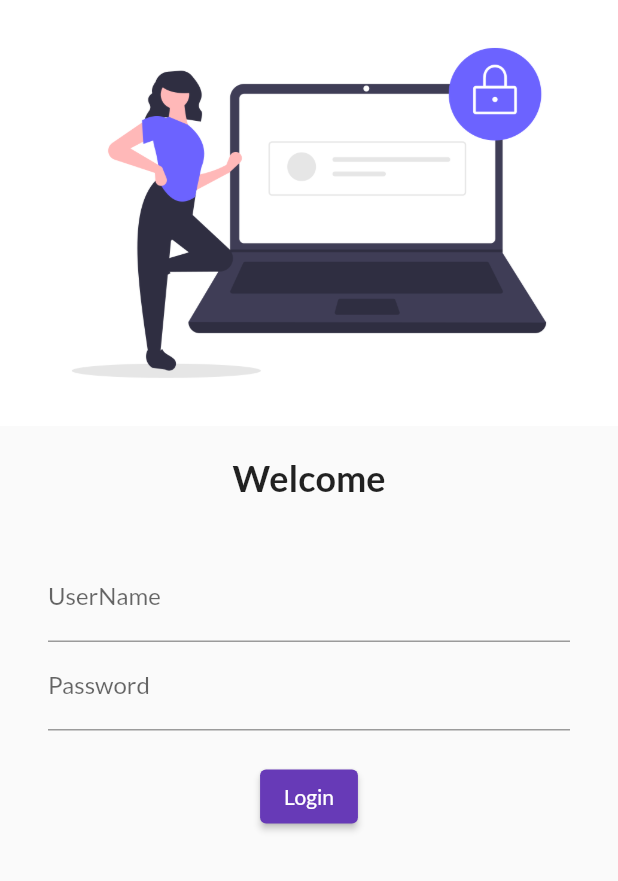
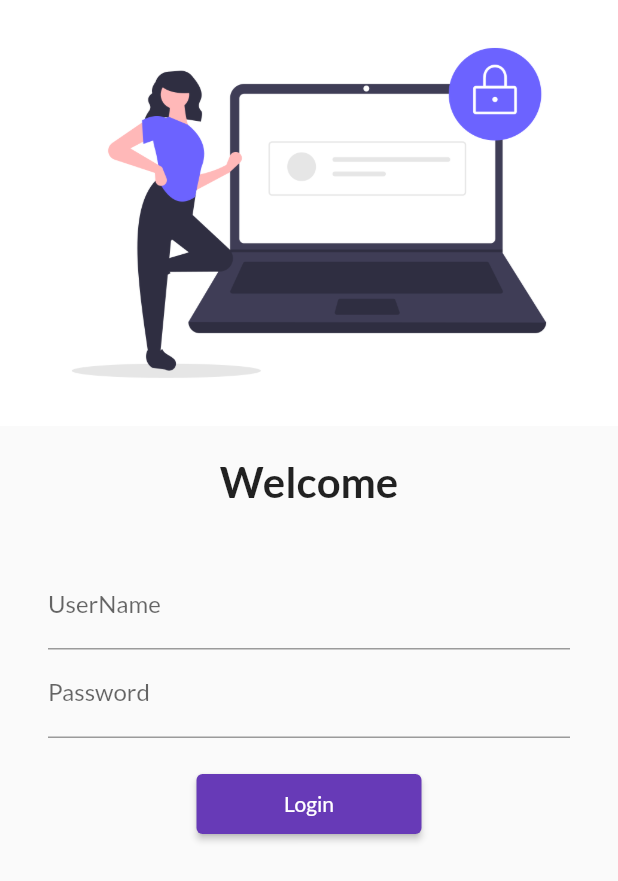
Before and after one commit to amit6901/30DaysOfFlutter, a Flutter app: the screen it shows after launch, on a phone screen of 412 x 824 dp. Shown: the top 881 px of the screen. Run offline on Flutter 3.47's test engine with Material 2 defaults, Android fonts, the phone set to English and light mode, and no system bars; our stand-ins replace google_fonts.

Commit message:
Day 5 completed

```diff
--- a/lib/main.dart
+++ b/lib/main.dart
@@ -2,6 +2,7 @@ import 'package:flutter/material.dart';
 
 import 'package:flutter_catalog/pages/home_page.dart';
 import 'package:flutter_catalog/pages/login_page.dart';
+import 'package:flutter_catalog/utils/routes.dart';
 import 'package:google_fonts/google_fonts.dart';
 
 void main() {
@@ -20,11 +21,11 @@ class MyApp extends StatelessWidget {
       darkTheme: ThemeData(
         brightness: Brightness.dark,
       ),
-      // initialRoute: "/home",
+      initialRoute: "/",
       routes: {
         "/": (context) => LoginPage(),
-        "/home": (context) => HomePage(),
-        "/login": (context) => LoginPage()
+        MyRoutes.homeRoute: (context) => HomePage(),
+        MyRoutes.loginRoute: (context) => LoginPage()
       },
     );
   }
--- a/lib/pages/login_page.dart
+++ b/lib/pages/login_page.dart
@@ -1,9 +1,11 @@
 import 'package:flutter/material.dart';
+import 'package:flutter_catalog/utils/routes.dart';
 
 class LoginPage extends StatelessWidget {
   @override
   Widget build(BuildContext context) {
     return Material(
+      child: SingleChildScrollView(
         child: Column(
           children: [
             Image.asset(
@@ -16,7 +18,7 @@ class LoginPage extends StatelessWidget {
             Text(
               "Welcome",
               style: TextStyle(
-              fontSize: 24,
+                fontSize: 28,
                 fontWeight: FontWeight.bold,
               ),
             ),
@@ -24,38 +26,34 @@ class LoginPage extends StatelessWidget {
               height: 20.0,
             ),
             Padding(
-            padding: const EdgeInsets.symmetric(vertical: 16.0, horizontal: 32.0),
+              padding:
+                  const EdgeInsets.symmetric(vertical: 16.0, horizontal: 32.0),
               child: Column(
                 children: [
                   TextFormField(
                     decoration: InputDecoration(
-                    hintText: "Enter UserName",
-                    labelText: "UserName"
-                  ),
+                        hintText: "Enter UserName", labelText: "UserName"),
                   ),
                   TextFormField(
                     obscureText: true,
                     decoration: InputDecoration(
-                    hintText: "Enter password",
-                    labelText: "Password"
-                  ),
+                        hintText: "Enter password", labelText: "Password"),
                   ),
                   SizedBox(
                     height: 20.0,
                   ),
-
                   ElevatedButton(
                       onPressed: () {
-                    print("Hi Codepur");
+                        Navigator.pushNamed(context, MyRoutes.homeRoute);
                       },
-                  style: TextButton.styleFrom(),
-                  child: Text("Login")
-                )
+                      style: TextButton.styleFrom(minimumSize: Size(150, 40)),
+                      child: Text("Login"))
                 ],
               ),
             )
           ],
         ),
+      ),
     );
   }
 }
--- /dev/null
+++ b/lib/utils/routes.dart
@@ -0,0 +1,4 @@
+class MyRoutes{
+  static String loginRoute = "/login";
+  static String homeRoute = "/home";
+}
```
Lines whose indentation alone changed are shown as unchanged.
